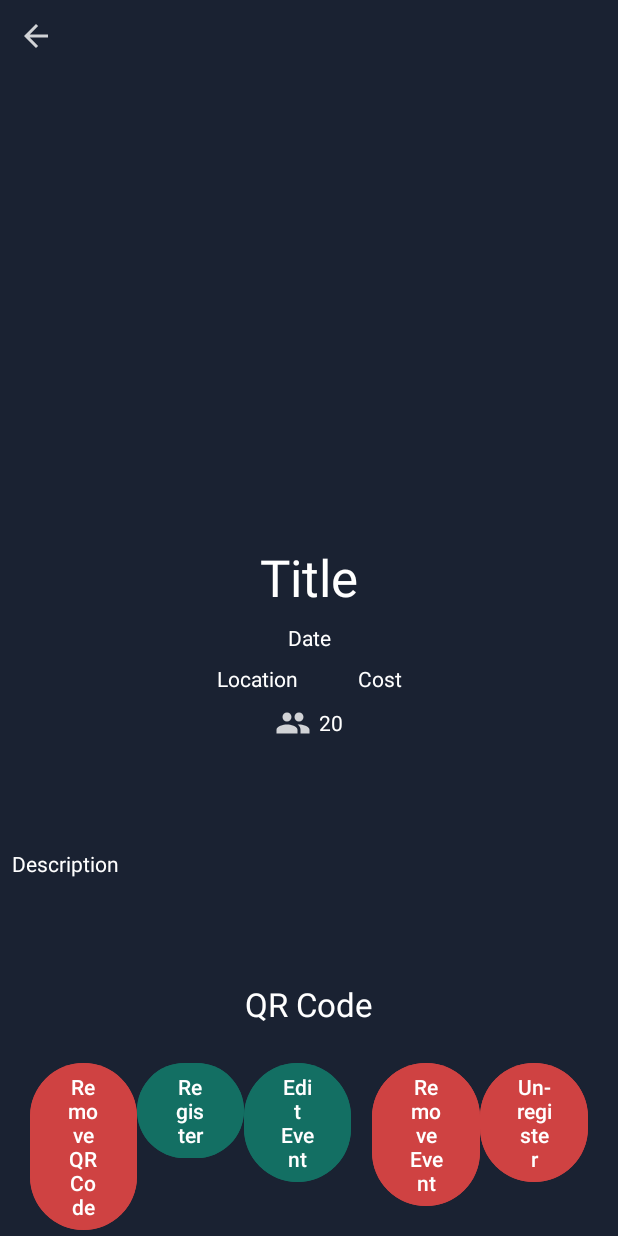
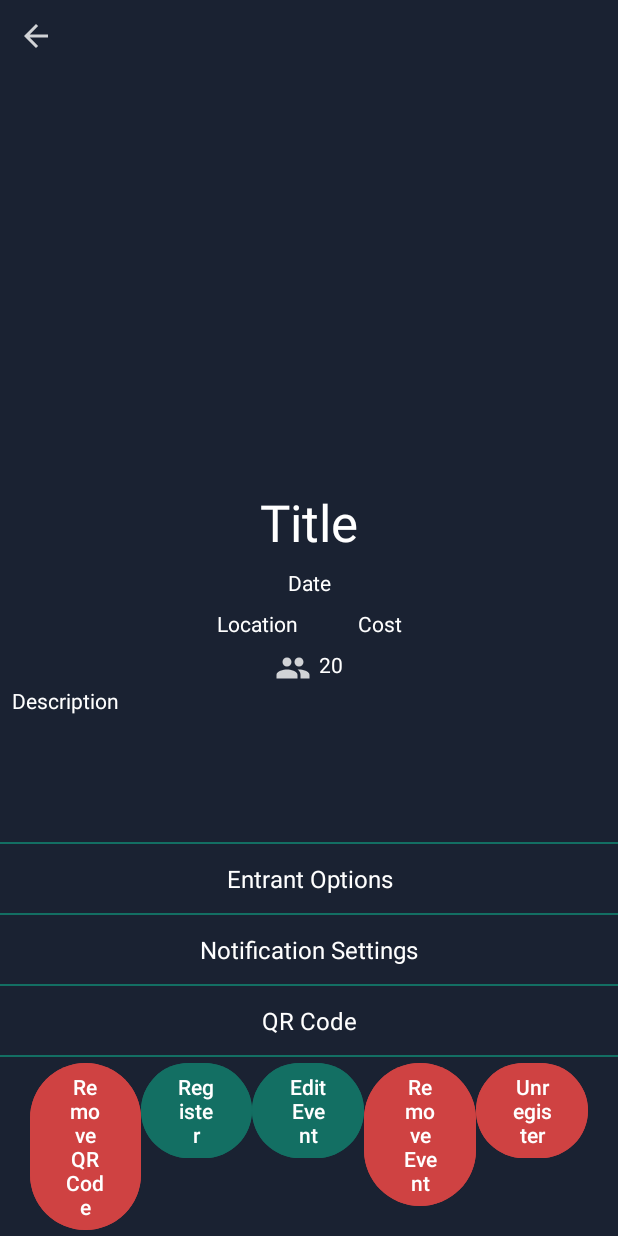
Before and after one commit to CMPUT301F24apiary/Hive, an Android app: the EventDetailActivity screen opened directly, with no data from a screen before it, on a phone screen of 412 x 824 dp. Run offline under Robolectric (Android 15) with nearby library versions, the phone set to English and light mode, and no system bars; our stand-ins replace Firebase (no records; nobody signed in at launch, a user with empty details on screens opened directly); pictures from the network do not load; 1 statement that could not run was skipped.

Commit message:
Added entrant options, notification settings, and improved waiting list UI

```diff
--- a/app/src/main/AndroidManifest.xml
+++ b/app/src/main/AndroidManifest.xml
@@ -14,10 +14,6 @@
     <uses-feature android:name="android.hardware.camera" android:required="false" />
     <uses-feature android:name="android.hardware.camera.autofocus" android:required="false" />
 
-
-    <uses-permission android:name="android.permission.CAMERA" />
-    <uses-feature android:name="android.hardware.camera" />
-    <uses-feature android:name="android.hardware.camera.autofocus" />
 
     <application
         android:allowBackup="true"
--- a/app/src/main/java/com/example/hive/Events/EventDetailActivity.java
+++ b/app/src/main/java/com/example/hive/Events/EventDetailActivity.java
@@ -19,6 +19,7 @@ import androidx.core.view.WindowInsetsCompat;
 
 import com.bumptech.glide.Glide;
 import com.example.hive.Controllers.EventController;
+import com.example.hive.OptionsPageActivity;
 import com.example.hive.R;
 import com.example.hive.Views.QRCodeActivity;
 
@@ -179,25 +180,45 @@ public class EventDetailActivity extends AppCompatActivity implements DeleteEven
             }
         });
 
+        // Entrant Options button logic
+        TextView entrantOptionsButton = findViewById(R.id.entrant_options_btn);
+        entrantOptionsButton.setOnClickListener(new View.OnClickListener() {
+            @Override
+            public void onClick(View v) {
+                Intent intent = new Intent(EventDetailActivity.this, OptionsPageActivity.class);
+                startActivity(intent);
             }
+        });
 
+        // Notification Settings button logic
+        TextView notificationSettingsButton = findViewById(R.id.event_noti_settings);
+        notificationSettingsButton.setOnClickListener(new View.OnClickListener() {
+            @Override
+            public void onClick(View v) {
+                Toast.makeText(EventDetailActivity.this, "Notification Settings Clicked", Toast.LENGTH_SHORT).show();
+            }
+        });
 
-    public void onClick(View view) {
-        if (view.getId() == R.id.textViewClickQRCode) {
+        // QR Code button logic
+        TextView qrCodeButton = findViewById(R.id.textViewClickQRCode);
+        qrCodeButton.setOnClickListener(new View.OnClickListener() {
+            @Override
+            public void onClick(View v) {
                 if (event == null) {
-                Toast.makeText(this, "Event data not available", Toast.LENGTH_LONG).show();
+                    Toast.makeText(EventDetailActivity.this, "Event data not available", Toast.LENGTH_LONG).show();
                     return;
                 }
 
                 try {
                     Bitmap qrCodeBitmap = event.generateQRCode(300, 300);
-                Intent intent = new Intent(this, QRCodeActivity.class);
+                    Intent intent = new Intent(EventDetailActivity.this, QRCodeActivity.class);
                     intent.putExtra("qrCode", qrCodeBitmap);
                     startActivity(intent);
                 } catch (Exception e) {
                     e.printStackTrace();
-                Toast.makeText(this, "QR generation failed", Toast.LENGTH_LONG).show();
+                    Toast.makeText(EventDetailActivity.this, "QR generation failed", Toast.LENGTH_LONG).show();
                 }
             }
+        });
     }
 }
--- a/app/src/main/res/layout/activity_event_detail.xml
+++ b/app/src/main/res/layout/activity_event_detail.xml
@@ -24,13 +24,13 @@
 
         <ImageView
             android:id="@+id/event_poster"
-            android:layout_width="0dp"
-            android:layout_height="306dp"
+            android:layout_width="404dp"
+            android:layout_height="269dp"
             android:contentDescription="@string/event_poster_content_description"
             android:scaleType="fitXY"
             app:layout_constraintEnd_toEndOf="parent"
             app:layout_constraintStart_toStartOf="parent"
-            app:layout_constraintTop_toBottomOf="@+id/event_back_button"
+            app:layout_constraintTop_toBottomOf="@id/event_back_button"
             tools:srcCompat="@tools:sample/backgrounds/scenic" />
 
         <TextView
@@ -45,7 +45,7 @@
             android:textSize="34sp"
             app:layout_constraintEnd_toEndOf="parent"
             app:layout_constraintStart_toStartOf="parent"
-            app:layout_constraintTop_toBottomOf="@+id/event_poster" />
+            app:layout_constraintTop_toBottomOf="@id/event_poster" />
 
         <TextView
             android:id="@+id/event_detail_date_time"
@@ -58,7 +58,7 @@
             android:textColor="@color/white"
             app:layout_constraintEnd_toEndOf="parent"
             app:layout_constraintStart_toStartOf="parent"
-            app:layout_constraintTop_toBottomOf="@+id/event_detail_title" />
+            app:layout_constraintTop_toBottomOf="@id/event_detail_title" />
 
         <LinearLayout
             android:id="@+id/event_location_cost_container"
@@ -70,7 +70,7 @@
             android:paddingEnd="8dp"
             app:layout_constraintEnd_toEndOf="parent"
             app:layout_constraintStart_toStartOf="parent"
-            app:layout_constraintTop_toBottomOf="@+id/event_detail_date_time">
+            app:layout_constraintTop_toBottomOf="@id/event_detail_date_time">
 
             <TextView
                 android:id="@+id/event_detail_location"
@@ -99,9 +99,9 @@
             android:orientation="horizontal"
             android:paddingStart="8dp"
             android:paddingEnd="8dp"
+            app:layout_constraintTop_toBottomOf="@id/event_location_cost_container"
             app:layout_constraintEnd_toEndOf="parent"
-            app:layout_constraintStart_toStartOf="parent"
-            app:layout_constraintTop_toBottomOf="@+id/event_location_cost_container">
+            app:layout_constraintStart_toStartOf="parent">
 
             <ImageView
                 android:id="@+id/event_detail_group_icon"
@@ -117,111 +117,88 @@
             <TextView
                 android:id="@+id/event_detail_number_participants"
                 android:layout_width="wrap_content"
-                android:layout_height="match_parent"
+                android:layout_height="wrap_content"
                 android:gravity="center"
                 android:text="@string/event_num_participants_default"
-                android:textAlignment="center"
                 android:textColor="@color/white" />
         </LinearLayout>
-
 
         <TextView
             android:id="@+id/event_detail_description"
             android:layout_width="match_parent"
             android:layout_height="wrap_content"
-            android:minLines="4"
+            android:maxLines="3"
             android:paddingStart="8dp"
             android:paddingEnd="8dp"
             android:text="@string/event_description_default"
             android:textColor="@color/white"
-            app:layout_constraintBottom_toTopOf="@id/organizer_event_btns_container"
+            app:layout_constraintTop_toBottomOf="@id/event_number_participants_container"
             app:layout_constraintEnd_toEndOf="parent"
-            app:layout_constraintStart_toStartOf="parent"
-            app:layout_constraintTop_toBottomOf="@id/event_number_participants_container"/>
-
-        <LinearLayout
-            android:id="@+id/organizer_event_btns_container"
-            android:layout_width="0dp"
-            android:layout_height="wrap_content"
-            android:orientation="vertical"
-            android:visibility="gone"
-            app:layout_constraintBottom_toTopOf="@+id/event_detail_button_container"
-            app:layout_constraintEnd_toEndOf="parent"
-            app:layout_constraintStart_toStartOf="parent"
-            app:layout_constraintBottom_toBottomOf="parent">
-            <View
-                android:id="@+id/divider"
-                android:layout_width="match_parent"
-                android:layout_height="2dp"
-                android:background="?android:attr/listDivider"
-                android:backgroundTint="@color/mainGreen" />
-
-            <Button
-                android:id="@+id/event_view_participants"
-                android:layout_width="match_parent"
-                android:layout_height="wrap_content"
-                android:backgroundTint="#00FFFFFF"
-                android:text="View Participants"
-                app:cornerRadius="0dp" />
-
-            <View
-                android:id="@+id/divider3"
-                android:layout_width="match_parent"
-                android:layout_height="2dp"
-                android:background="?android:attr/listDivider"
-                android:backgroundTint="@color/mainGreen" />
-
-            <Button
-                android:id="@+id/event_noti_settings"
-                android:layout_width="match_parent"
-                android:layout_height="wrap_content"
-                android:backgroundTint="#00FFFFFF"
-                android:text="Notification Settings"
-                app:cornerRadius="0dp" />
-
-            <View
-                android:id="@+id/divider4"
-                android:layout_width="match_parent"
-                android:layout_height="2dp"
-                android:background="?android:attr/listDivider"
-                android:backgroundTint="@color/mainGreen" />
-
-            <Button
-                android:id="@+id/event_qr_code"
-                android:layout_width="match_parent"
-                android:layout_height="wrap_content"
-                android:backgroundTint="#00FFFFFF"
-                android:text="QR Code"
-                app:cornerRadius="0dp" />
-
-            <View
-                android:id="@+id/divider5"
-                android:layout_width="match_parent"
-                android:layout_height="2dp"
-                android:background="?android:attr/listDivider"
-                android:backgroundTint="@color/mainGreen" />
-
-        </LinearLayout>
+            app:layout_constraintStart_toStartOf="parent" />
 
         <LinearLayout
             android:layout_width="match_parent"
             android:layout_height="wrap_content"
             android:orientation="vertical"
             app:layout_constraintBottom_toTopOf="@id/event_detail_button_container"
-            app:layout_constraintTop_toBottomOf="@id/event_detail_description">
+            app:layout_constraintStart_toStartOf="parent"
+            app:layout_constraintEnd_toEndOf="parent">
+
+            <View
+                android:layout_width="match_parent"
+                android:layout_height="1dp"
+                android:background="@color/mainGreen" />
+
+            <TextView
+                android:id="@+id/entrant_options_btn"
+                android:layout_width="match_parent"
+                android:layout_height="wrap_content"
+                android:text="Entrant Options"
+                android:gravity="center"
+                android:padding="12dp"
+                android:textColor="@color/white"
+                android:textSize="16sp"
+                android:clickable="true"
+                android:focusable="true" />
+
+            <View
+                android:layout_width="match_parent"
+                android:layout_height="1dp"
+                android:background="@color/mainGreen" />
+
+            <TextView
+                android:id="@+id/event_noti_settings"
+                android:layout_width="match_parent"
+                android:layout_height="wrap_content"
+                android:text="Notification Settings"
+                android:gravity="center"
+                android:padding="12dp"
+                android:textColor="@color/white"
+                android:textSize="16sp"
+                android:clickable="true"
+                android:focusable="true" />
+
+            <View
+                android:layout_width="match_parent"
+                android:layout_height="1dp"
+                android:background="@color/mainGreen" />
 
             <TextView
                 android:id="@+id/textViewClickQRCode"
                 android:layout_width="match_parent"
-                android:layout_height="match_parent"
+                android:layout_height="wrap_content"
+                android:text="QR Code"
+                android:gravity="center"
+                android:padding="12dp"
+                android:textColor="@color/white"
+                android:textSize="16sp"
                 android:clickable="true"
-                android:gravity="center"
-                android:onClick="onClick"
-                android:paddingVertical="10dp"
-                android:text="QR Code"
-                android:textColor="@color/white"
-                android:textSize="22sp" />
+                android:focusable="true" />
 
+            <View
+                android:layout_width="match_parent"
+                android:layout_height="1dp"
+                android:background="@color/mainGreen" />
         </LinearLayout>
 
         <LinearLayout
@@ -232,8 +209,8 @@
             android:paddingStart="20dp"
             android:paddingEnd="20dp"
             app:layout_constraintBottom_toBottomOf="parent"
-            app:layout_constraintEnd_toEndOf="parent"
-            app:layout_constraintStart_toStartOf="parent">
+            app:layout_constraintStart_toStartOf="parent"
+            app:layout_constraintEnd_toEndOf="parent">
 
             <Button
                 android:id="@+id/delete_qr_button"
@@ -241,8 +218,7 @@
                 android:layout_height="wrap_content"
                 android:layout_weight="1"
                 android:backgroundTint="@color/mainRed"
-                android:text="Remove QR Code"
-                android:visibility="visible" />
+                android:text="Remove QR Code" />
 
             <Button
                 android:id="@+id/register_for_event_btn"
@@ -260,18 +236,13 @@
                 android:backgroundTint="@color/mainGreen"
                 android:text="Edit Event" />
 
-            <Space
-                android:layout_width="0dp"
-                android:layout_height="wrap_content"
-                android:layout_weight="0.2" />
-
             <Button
                 android:id="@+id/delete_event_button"
                 android:layout_width="0dp"
                 android:layout_height="wrap_content"
                 android:layout_weight="1"
                 android:backgroundTint="@color/mainRed"
-                android:text="@string/delete_event_text" />
+                android:text="Remove Event" />
 
             <Button
                 android:id="@+id/unregister_event_btn"
@@ -279,9 +250,7 @@
                 android:layout_height="wrap_content"
                 android:layout_weight="1"
                 android:backgroundTint="@color/mainRed"
-                android:text="Un-register" />
-
+                android:text="Unregister" />
         </LinearLayout>
-
     </androidx.constraintlayout.widget.ConstraintLayout>
 </ScrollView>
--- a/app/src/main/res/layout/activity_waitinglist.xml
+++ b/app/src/main/res/layout/activity_waitinglist.xml
@@ -55,6 +55,8 @@
         android:divider="@color/gray"
         android:dividerHeight="1dp"
         android:padding="16dp"
+        android:cacheColorHint="@android:color/transparent"
+        android:textColor="@color/white"
         app:layout_constraintTop_toBottomOf="@id/search_bar"
         app:layout_constraintBottom_toBottomOf="parent"
         app:layout_constraintStart_toStartOf="parent"
--- a/gradle/libs.versions.toml
+++ b/gradle/libs.versions.toml
@@ -1,5 +1,5 @@
 [versions]
-agp = "8.7.1"
+agp = "8.6.0"
 core = "3.5.2"
 firebaseBomVersion = "33.5.1"
 compiler = "4.11.0"
```
Also changed, not shown: app/src/main/java/com/example/hive/OptionsPageActivity.java (+29 -35 lines), app/src/main/java/com/example/hive/WaitingListActivity.java (+24 -2 lines), app/src/main/res/layout/activity_optionspage.xml (+66 -27 lines). Lines whose indentation alone changed are shown as unchanged.
